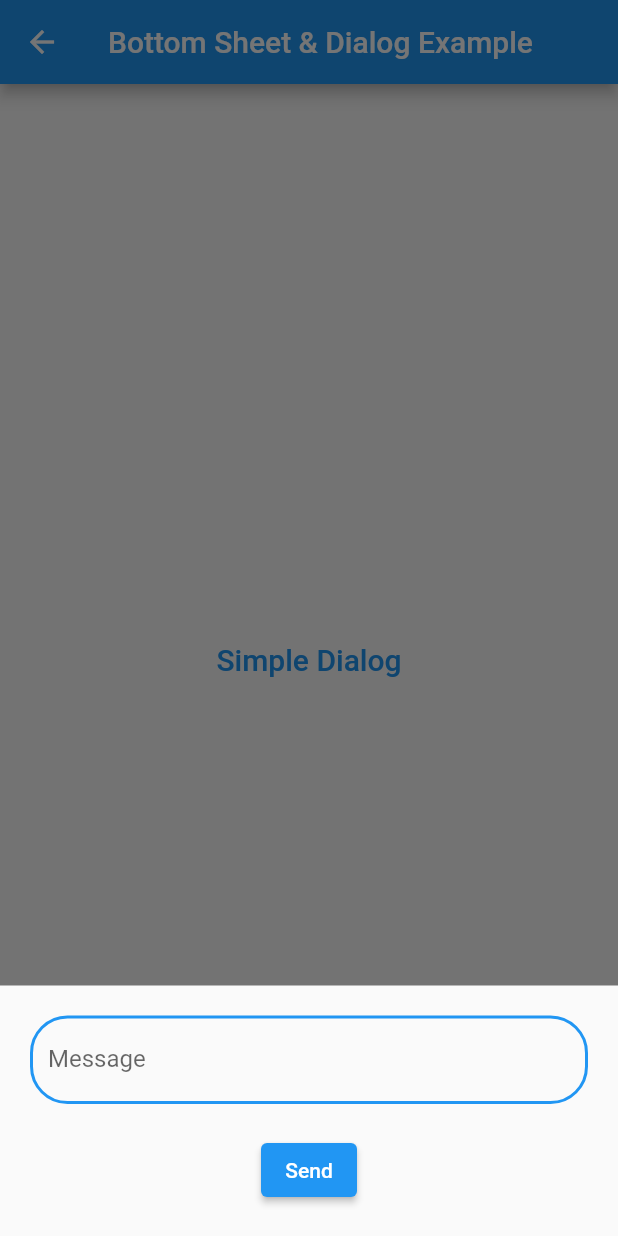
After one commit to manoj-simform/flutterBasics, a Flutter app: the BottomSheetDialogExample screen opened by its route, after a tap on the "arrow upward" icon, on a phone screen of 412 x 824 dp. The commit adds this screen. Run offline on Flutter 3.47's test engine with Material 2 defaults, Android fonts, the phone set to English and light mode, and no system bars.

Commit message:
Added bottomSheet and dialogs Example

```diff
--- /dev/null
+++ b/lib/bottomsheet_dialogs.dart
@@ -0,0 +1,134 @@
+import 'package:flutter/material.dart';
+
+class BottomSheetDialogExample extends StatefulWidget {
+  const BottomSheetDialogExample({Key? key}) : super(key: key);
+
+  @override
+  _BottomSheetDialogExampleState createState() =>
+      _BottomSheetDialogExampleState();
+}
+
+class _BottomSheetDialogExampleState
+    extends State<BottomSheetDialogExample> {
+  String? data;
+  @override
+  Widget build(BuildContext context) {
+    return Scaffold(
+      appBar: AppBar(
+        title: const Text('Bottom Sheet & Dialog Example'),
+      ),
+      floatingActionButton: FloatingActionButton(
+        onPressed: () {
+          showModalBottomSheet(
+              context: context,
+              builder: (context) {
+                return SingleChildScrollView(
+                  child: Padding(
+                    padding: const EdgeInsets.all(20.0),
+                    child: Container(
+                      padding: EdgeInsets.only(
+                        bottom:
+                            MediaQuery.of(context).viewInsets.bottom,
+                      ),
+                      child: Column(
+                        crossAxisAlignment: CrossAxisAlignment.center,
+                        children: [
+                          TextField(
+                            onChanged: (value) {
+                              data = value;
+                            },
+                            decoration: const InputDecoration(
+                              hintText: 'Enter message',
+                              enabledBorder: OutlineInputBorder(
+                                borderSide: BorderSide(
+                                    color: Colors.blue, width: 2.0),
+                                borderRadius: BorderRadius.all(
+                                    Radius.circular(25.0)),
+                              ),
+                              focusedBorder: OutlineInputBorder(
+                                borderSide: BorderSide(
+                                    color: Colors.blue, width: 3.0),
+                                borderRadius: BorderRadius.all(
+                                    Radius.circular(25.0)),
+                              ),
+                              labelText: "Message",
+                            ),
+                          ),
+                          const SizedBox(
+                            height: 20.0,
+                          ),
+                          ElevatedButton(
+                            onPressed: () {
+                              showDialog(
+                                context: context,
+                                builder: (_) {
+                                  return AlertDialog(
+                                    alignment: Alignment.center,
+                                    title: Center(
+                                      child: Text(data!),
+                                    ),
+                                    actions: [
+                                      TextButton(
+                                        onPressed: () {
+                                          Navigator.pop(context);
+                                        },
+                                        child: const Text('Close'),
+                                      ),
+                                    ],
+                                  );
+                                },
+                              );
+                            },
+                            child: const Text('Send'),
+                          ),
+                        ],
+                      ),
+                    ),
+                  ),
+                );
+              });
+        },
+        child: const Icon(Icons.arrow_upward_sharp),
+      ),
+      body: Center(
+        child: TextButton(
+          child: const Text(
+            'Simple Dialog',
+            style: TextStyle(
+              fontSize: 20.0,
+            ),
+          ),
+          onPressed: () {
+            showDialog(
+              builder: (BuildContext context) {
+                return const SimpleDialog(
+                  title: Text(
+                    'Simple Dialog Example',
+                  ),
+                  children: [
+                    SimpleDialogOption(
+                      child: Text('Option 1'),
+                    ),
+                    SimpleDialogOption(
+                      child: Text('Option 2'),
+                    ),
+                    SimpleDialogOption(
+                      child: Text('Option 3'),
+                    ),
+                    SimpleDialogOption(
+                      child: Text('Option 4'),
+                    ),
+                    SimpleDialogOption(
+                      child: Text('Option 5'),
+                    ),
+                  ],
+                );
+              },
+              context: context,
+            );
+          },
+        ),
+      ),
+    );
+  }
+}
--- a/lib/data.dart
+++ b/lib/data.dart
@@ -10,6 +10,7 @@ var myDataList = [
   'data file',
   'bottom navigation bar',
   'tab bar',
+  'bottomShit & diaLogs',
 ];
 
 var fruitList = List.generate(10, (index) => 'Fruit $index');
--- a/lib/main.dart
+++ b/lib/main.dart
@@ -1,3 +1,4 @@
+import 'package:basic_widget/bottomsheet_dialogs.dart';
 import 'package:basic_widget/button_example.dart';
 import 'package:basic_widget/data.dart';
 import 'package:basic_widget/image_example.dart';
@@ -35,6 +36,8 @@ class MyApp extends StatelessWidget {
         '/bottom navigation bar': (context) =>
             const BottomNavigationBarExample(),
         '/tab bar': (context) => const TabBarExample(),
+        '/bottomShit & diaLogs': (context) =>
+            const BottomSheetDialogExample(),
       },
     );
   }
```
